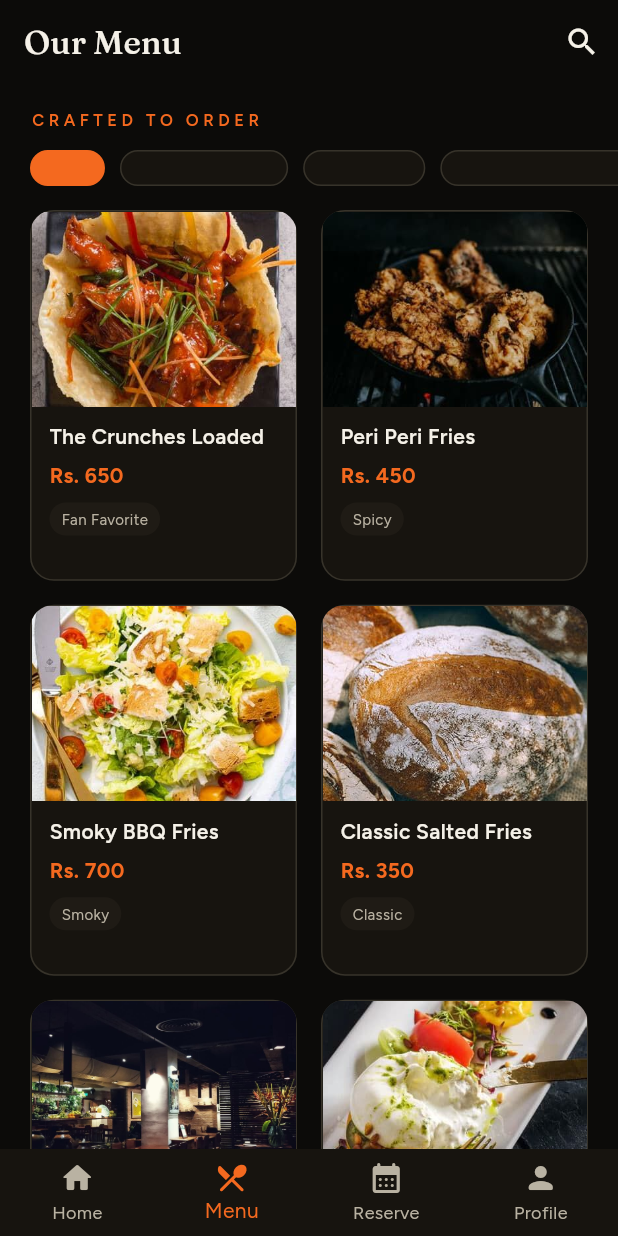
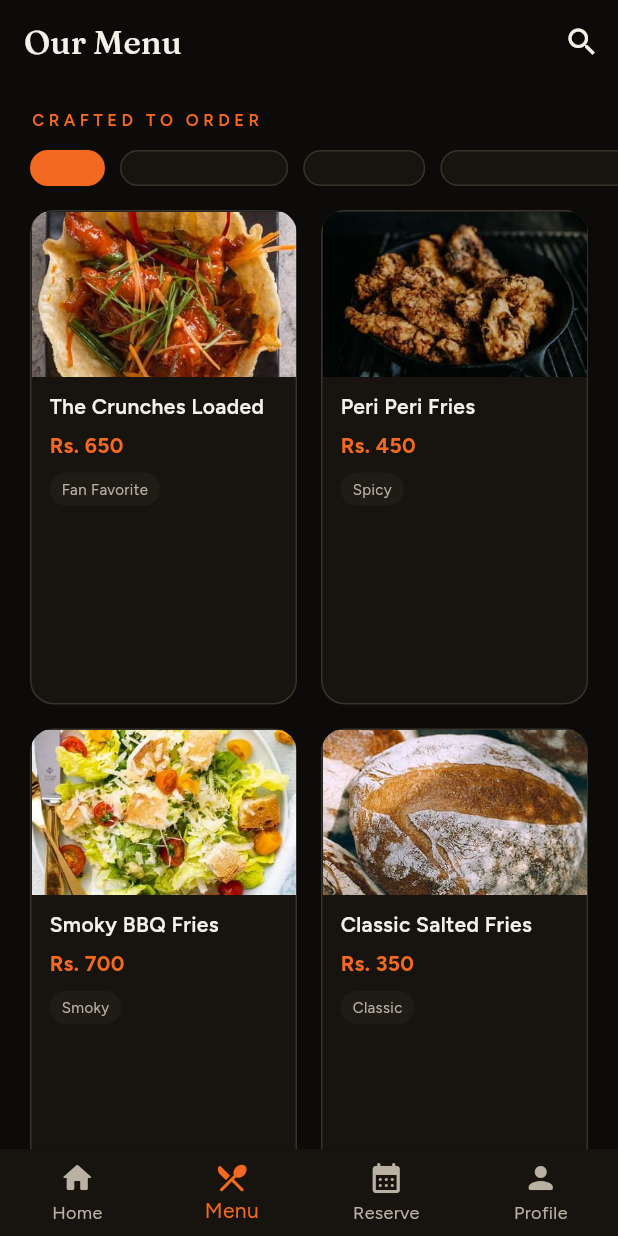
Before and after one commit to sytal/kavo-app, a Flutter app: the screen it shows after launch, item 2 of the bottom bar chosen, on a phone screen of 412 x 824 dp. Run offline on Flutter 3.47's test engine with Material 3 defaults, Android fonts, the phone set to English and light mode, and no system bars; our stand-ins replace google_fonts.

Commit message:
Fix RenderFlex overflow in menu grid cards
Adjust _MenuCard grid: childAspectRatio 0.72->0.54, image height
130->110, and mainAxisSize.min so the card content no longer overflows
on smaller screens.

Co-Authored-By: Claude Sonnet 5 <noreply@anthropic.com>

```diff
--- a/lib/screens/menu/menu_screen.dart
+++ b/lib/screens/menu/menu_screen.dart
@@ -122,7 +122,10 @@ class _MenuScreenState extends State<MenuScreen> {
                         crossAxisCount: 2,
                         mainAxisSpacing: 16,
                         crossAxisSpacing: 16,
-                        childAspectRatio: 0.72,
+                        // 0.62 was too tight for a 2-line name + price + tag
+                        // chip under the 130px image, overflowing the card
+                        // by ~39px (visible as a yellow/black debug stripe).
+                        childAspectRatio: 0.54,
                       ),
                       itemCount: items.length,
                       itemBuilder: (context, index) {
@@ -208,7 +211,7 @@ class _MenuCard extends StatelessWidget {
           crossAxisAlignment: CrossAxisAlignment.start,
           children: [
             SizedBox(
-              height: 130,
+              height: 110,
               width: double.infinity,
               child: Image.asset(
                 'assets/images/${item.image}',
@@ -218,6 +221,7 @@ class _MenuCard extends StatelessWidget {
             Padding(
               padding: const EdgeInsets.fromLTRB(12, 10, 12, 12),
               child: Column(
+                mainAxisSize: MainAxisSize.min,
                 crossAxisAlignment: CrossAxisAlignment.start,
                 children: [
                   Text(
```
